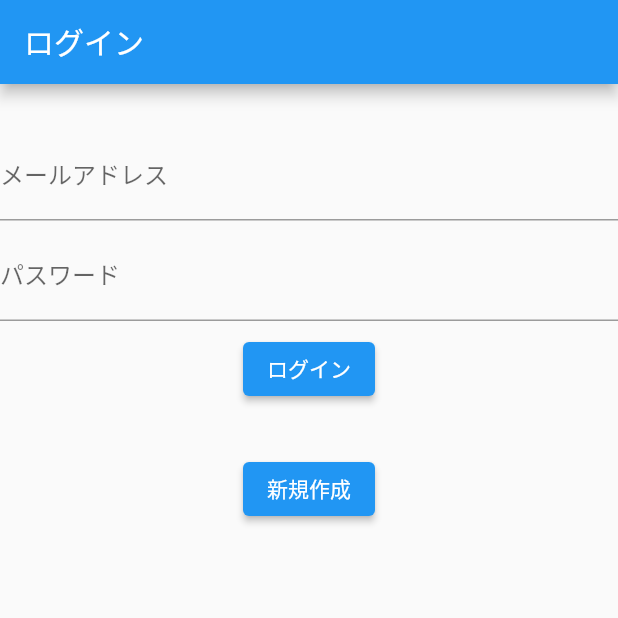
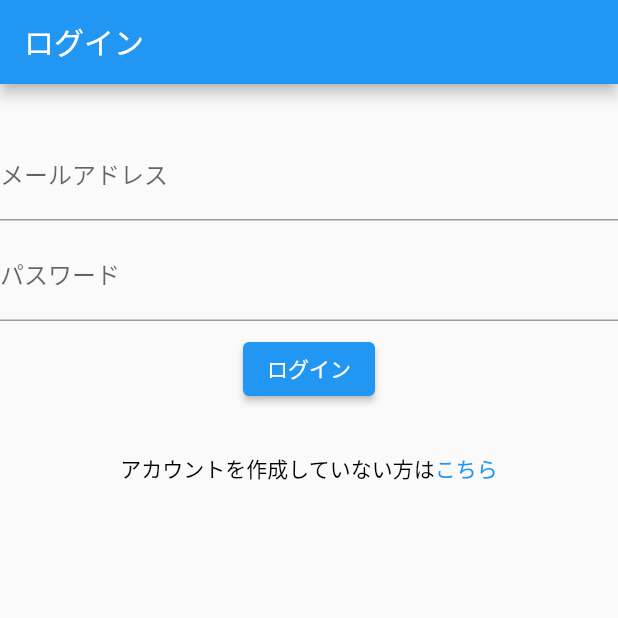
Before and after one commit to reo1109/Chat-App, a Flutter app: the screen it shows after launch, on a phone screen of 412 x 824 dp, the top half of it. Run offline on Flutter 3.47's test engine with Material 2 defaults, Android fonts, the phone set to English and light mode, and no system bars; our stand-ins replace cloud_firestore, firebase_auth, firebase_core; accounts and stored records are empty.

Commit message:
投稿画面

```diff
--- a/lib/view/create_account_page.dart
+++ b/lib/view/create_account_page.dart
@@ -17,6 +17,9 @@ class _CreateAccountPageState extends State<CreateAccountPage> {
   @override
   Widget build(BuildContext context) {
     return Scaffold(
+      appBar: AppBar(
+        title: const Text('新規作成'),
+      ),
       body: Center(
         child: Container(
           padding: const EdgeInsets.all(32),
@@ -28,7 +31,7 @@ class _CreateAccountPageState extends State<CreateAccountPage> {
                   setState(() {
                     newUserEmail = value;
                   });
-                },
+                }
               ),
               const SizedBox(height: 8,),
               TextFormField(
--- a/lib/view/login_page.dart
+++ b/lib/view/login_page.dart
@@ -1,6 +1,8 @@
+import 'package:chat/view/chat_page.dart';
 import 'package:chat/view/create_account_page.dart';
 import 'package:firebase_auth/firebase_auth.dart';
 import 'package:firebase_core/firebase_core.dart';
+import 'package:flutter/gestures.dart';
 import 'package:flutter/material.dart';
 
 class LoginPage extends StatefulWidget {
@@ -57,8 +59,9 @@ class _LoginPageState extends State<LoginPage> {
                   setState(() {
                     infoText = 'ログインOK：${user.email}';
                   });
+                  Navigator.pushReplacement(context, MaterialPageRoute(builder: (context) => ChatPage(user: user)));
                 }
-                catch (e){
+                on FirebaseAuthException catch  (e){
                   setState(() {
                     infoText = "ログインNG：${e.toString()}";
                   });
@@ -68,15 +71,22 @@ class _LoginPageState extends State<LoginPage> {
           const SizedBox(height: 8),
           Text(infoText),
           const SizedBox(height: 8,),
-          ElevatedButton(
-              onPressed: () {
-                Navigator.push(context, MaterialPageRoute(builder: (context) => const CreateAccountPage()));
-              },
-              child: const Text('新規作成'),
-          )
+          RichText(
+            text: TextSpan(
+              style: const TextStyle(color: Colors.black),
+              children: [
+                const TextSpan(text: 'アカウントを作成していない方は'),
+                TextSpan(text: 'こちら',
+                    style: const TextStyle(color: Colors.blue),
+                    recognizer: TapGestureRecognizer()..onTap = (){
+                      Navigator.push(context, MaterialPageRoute(builder: (context) => CreateAccountPage()));
+                    }
+                ),
+              ],
+            ),
+          ),
         ],
       ),
-
     );
   }
 }
--- a/pubspec.yaml
+++ b/pubspec.yaml
@@ -36,6 +36,7 @@ dependencies:
   cupertino_icons: ^1.0.2
   firebase_auth: ^4.1.3
   firebase_core: ^2.3.0
+  cloud_firestore: ^4.1.0
 
 dev_dependencies:
   flutter_test:
```
Also changed, not shown: lib/view/add_post_page.dart (+46 -7 lines), lib/view/chat_page.dart (+7 -3 lines), pubspec.lock, 1 other file.
